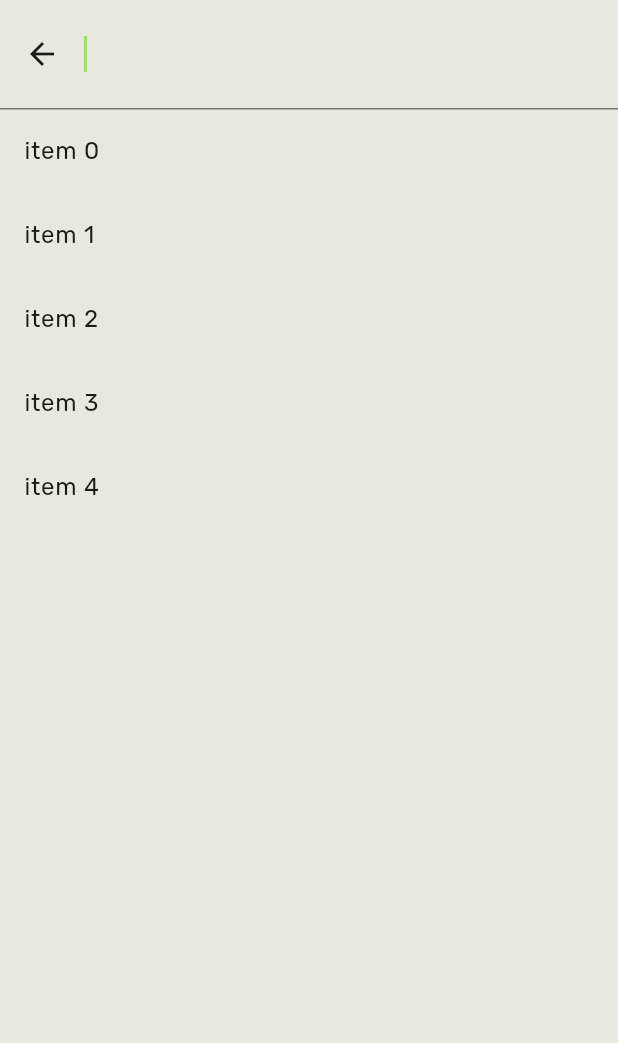
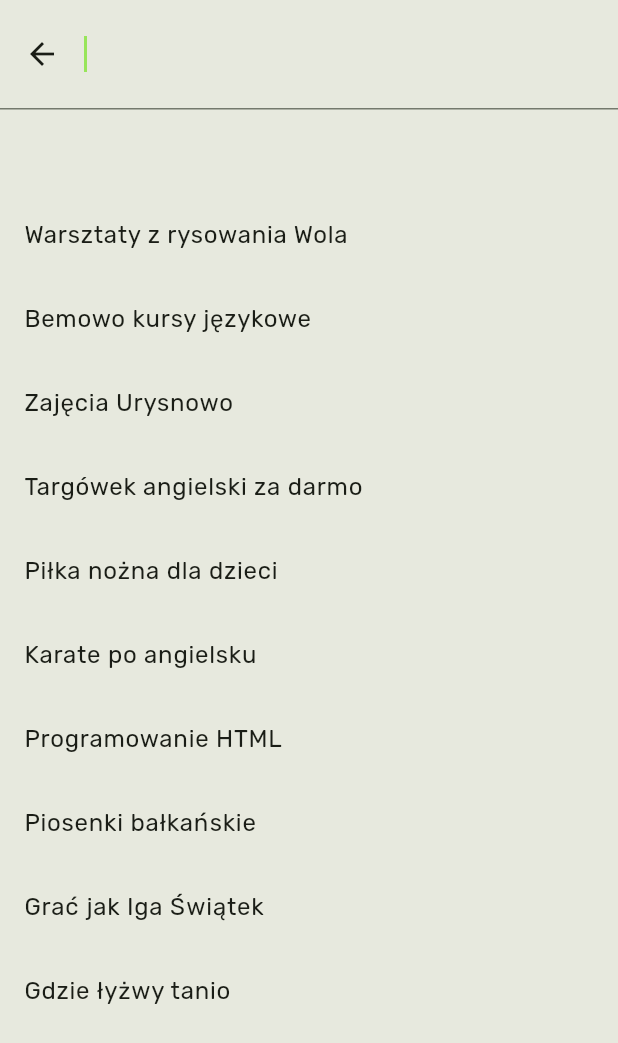
Before and after one commit to III-This-is-fine/warszta-wawa, a Flutter app: what makeSearch() shows on an empty page, opened directly with empty values, after a tap on "Wpisz co lub gdzie Cię interesuje", on a phone screen of 412 x 824 dp. Shown: the top 1043 px of the screen. Run offline on Flutter 3.47's test engine with Material 3 defaults, Android fonts, the phone set to English and light mode, and no system bars; our stand-ins replace flutter_map, google_fonts, latlong2, lorem_ipsum; missing offline and left inert: flutter_map_cancellable_tile_provider, flutter_map_marker_cluster.

Commit message:
no tego to ja już nie czaję, ale działa

```diff
--- a/lib/main.dart
+++ b/lib/main.dart
@@ -83,6 +83,7 @@ class MyHomePageState extends State<MyHomePage> {
 
   String otherInput = "";
   String district = "";
+  String keywords = "";
   Map<String, bool> categoriesSelected = {};
   RangeValues currentAgeRange = const RangeValues(9, 12);
   Map<String, bool> priceSelected = {};
--- a/lib/search/searchNav.dart
+++ b/lib/search/searchNav.dart
@@ -1,4 +1,5 @@
 import 'package:flutter/material.dart';
+import 'package:latlong2/latlong.dart';
 import '../data/CommonData.dart';
 import '../main.dart';
 
@@ -30,6 +31,8 @@ Widget makeSearch(
                       BuildContext context,
                       SearchController controller,
                     ) {
+                      controller.value =
+                          TextEditingValue(text: homePageState.keywords);
                       return SearchBar(
                         controller: controller,
                         padding: const MaterialStatePropertyAll<EdgeInsets>(
@@ -37,8 +40,16 @@ Widget makeSearch(
                         onTap: () {
                           controller.openView();
                         },
-                        onChanged: (_) {
+                        onChanged: (item) {
                           controller.openView();
+                          homePageState.setState(() {
+                            homePageState.keywords = item;
+                          });
+                        },
+                        onSubmitted: (item) {
+                          homePageState.setState(() {
+                            homePageState.keywords = item;
+                          });
                         },
                         leading: Icon(
                           Icons.search,
@@ -52,8 +63,9 @@ Widget makeSearch(
                           (states) => RoundedRectangleBorder(
                             borderRadius: BorderRadius.circular(100.0),
                             side: BorderSide(
-                                color: Theme.of(context).colorScheme.tertiary,
-                                width: 2.0),
+                              color: Theme.of(context).colorScheme.tertiary,
+                              width: 2.0,
+                            ),
                           ),
                         ),
                       );
@@ -61,14 +73,25 @@ Widget makeSearch(
                       BuildContext context,
                       SearchController controller,
                     ) {
-                      return List<ListTile>.generate(5, (int index) {
-                        final String item = 'item $index';
+                      return ([controller.text] + [
+                        'Warsztaty z rysowania Wola',
+                        'Bemowo kursy językowe',
+                        'Zajęcia Urysnowo',
+                        'Targówek angielski za darmo',
+                        'Piłka nożna dla dzieci',
+                        'Karate po angielsku',
+                        'Programowanie HTML',
+                        'Piosenki bałkańskie',
+                        'Grać jak Iga Świątek',
+                        'Gdzie łyżwy tanio',
+                      ]).map((item) {
                         return ListTile(
                           title: Text(item),
                           onTap: () {
                             homePageState.setState(() {
-                              controller.closeView(item);
+                              homePageState.keywords = item;
                             });
+                            controller.closeView(item);
                           },
                         );
                       });
@@ -131,7 +154,8 @@ Widget makeSearch(
                       BuildContext context,
                       SearchController controller,
                     ) {
-                      controller.value = TextEditingValue(text: homePageState.district);
+                      controller.value =
+                          TextEditingValue(text: homePageState.district);
                       return SearchBar(
                         controller: controller,
                         padding: const MaterialStatePropertyAll<EdgeInsets>(
@@ -140,14 +164,12 @@ Widget makeSearch(
                           controller.openView();
                         },
                         onSubmitted: (_) {
-                          print('submitted');
                           homePageState.setState(() {
                             homePageState.district = controller.text;
                           });
                           controller.openView();
                         },
                         onChanged: (_) {
-                          print('changed');
                           homePageState.setState(() {
                             homePageState.district = controller.text;
                           });
@@ -168,8 +190,9 @@ Widget makeSearch(
                           (states) => RoundedRectangleBorder(
                             borderRadius: BorderRadius.circular(100.0),
                             side: BorderSide(
-                                color: Theme.of(context).colorScheme.tertiary,
-                                width: 2.0),
+                              color: Theme.of(context).colorScheme.tertiary,
+                              width: 2.0,
+                            ),
                           ),
                         ),
                       );
@@ -177,7 +200,8 @@ Widget makeSearch(
                       BuildContext context,
                       SearchController controller,
                     ) {
-                      return _commonData.districts.map((dis) {
+                      return ([("", LatLng(0, 0))] + _commonData.districts)
+                          .map((dis) {
                         final String item = dis.$1;
                         return ListTile(
                           title: Text(item),
```
